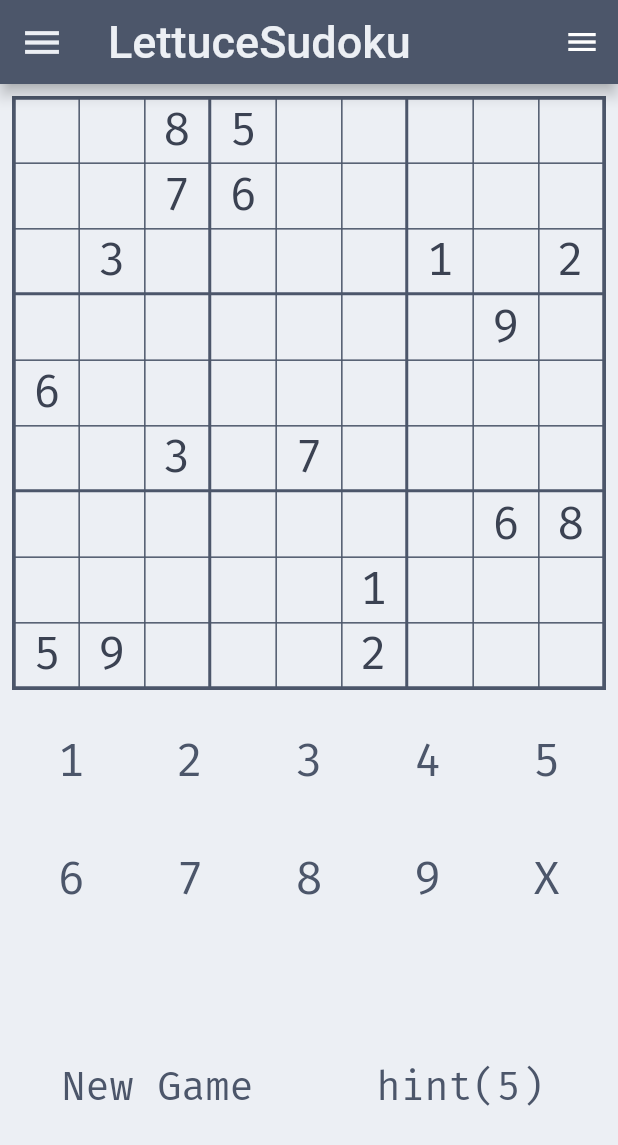
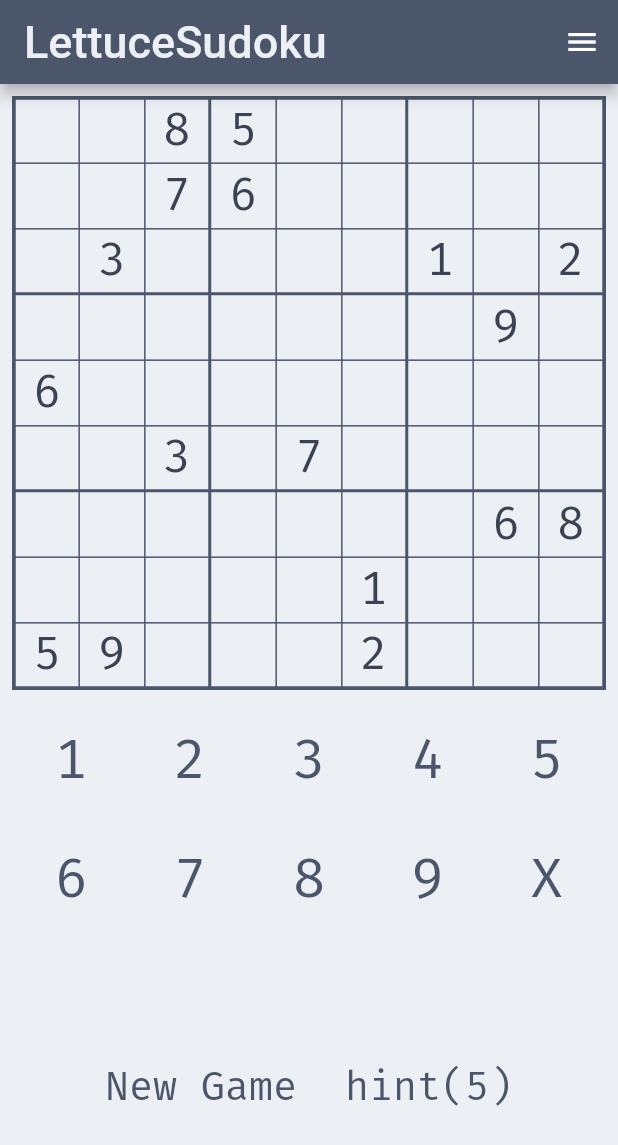
Before and after one commit to lettucebowler/flutterdoku, a Flutter app: the screen it shows after launch, on a phone screen of 412 x 824 dp. Shown: the top 1145 px of the screen. Run offline on Flutter 3.47's test engine with Material 2 defaults, Android fonts, the phone set to English and light mode, and no system bars; drawn by our look-alikes of auto_size_text.

Commit message:
layout changes on game buttons

```diff
--- a/lib/main.dart
+++ b/lib/main.dart
@@ -277,19 +277,19 @@ class _MyHomePageState extends State<MyHomePage> {
     return Scaffold(
       backgroundColor: CustomStyles.snowStorm[2],
       appBar: AppBar(
-        leading: Container(
-          child: InkWell(
-            child: Container(
-              height: 30,
-              width: 30,
-              child: Icon(Icons.menu, color: CustomStyles.snowStorm[2], size: 30),
-            ),
-            onTap: () {
-              _solveGame(_problem);
-              setState(() {});
-            },
-          ),
-        ),
+//        leading: Container(
+//          child: InkWell(
+//            child: Container(
+//              height: 30,
+//              width: 30,
+//              child: Icon(Icons.menu, color: CustomStyles.snowStorm[2], size: 30),
+//            ),
+//            onTap: () {
+//              _solveGame(_problem);
+//              setState(() {});
+//            },
+//          ),
+//        ),
         title: Text(
           'LettuceSudoku',
           textAlign: TextAlign.center,
@@ -417,7 +417,7 @@ class _MyHomePageState extends State<MyHomePage> {
                   toPlace,
                   textAlign: TextAlign.center,
                   maxLines: 1,
-                  style: CustomStyles.getFiraCode(CustomStyles.polarNight[3], 30),
+                  style: CustomStyles.getFiraCode(CustomStyles.polarNight[3], 36),
                 ),
               ),
             ),
@@ -488,12 +488,13 @@ class _MyHomePageState extends State<MyHomePage> {
           ),
         ),
         Container(
+          padding: EdgeInsets.fromLTRB(8, 0, 8, 0),
           child: Flex(
             mainAxisAlignment: MainAxisAlignment.center,
             direction: Axis.horizontal,
             children: <Widget>[
               Flexible(
-                fit: FlexFit.tight,
+                fit: FlexFit.loose,
                   child: FlatButton(
                     hoverColor: CustomStyles.snowStorm[0],
                     splashColor: CustomStyles.snowStorm[0],
@@ -502,7 +503,7 @@ class _MyHomePageState extends State<MyHomePage> {
                     },
                     child: Text(
                       'New Game',
-                      textAlign: TextAlign.center,
+                      textAlign: TextAlign.left,
                       maxLines: 1,
                       style: CustomStyles.getFiraCode(CustomStyles.polarNight[3], 26),
                     ),
@@ -510,7 +511,7 @@ class _MyHomePageState extends State<MyHomePage> {
               ),
               Flexible(
 //                flex: 2,
-                fit: FlexFit.tight,
+                fit: FlexFit.loose,
                   child: FlatButton(
                     hoverColor: CustomStyles.snowStorm[0],
                     splashColor: CustomStyles.snowStorm[0],
@@ -519,7 +520,7 @@ class _MyHomePageState extends State<MyHomePage> {
                     },
                     child: Text(
                       'hint(' + hintsLeft.toString() + ')',
-                      textAlign: TextAlign.center,
+                      textAlign: TextAlign.right,
                       maxLines: 1,
                       style: CustomStyles.getFiraCode(CustomStyles.polarNight[3], 26),
                     ),
```
